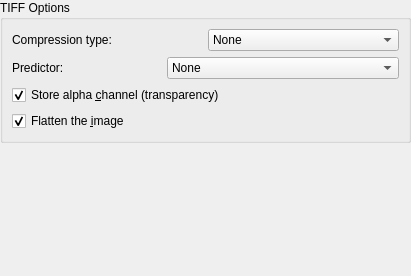
KDE/krita, file krita/plugins/formats/tiff/kis_wdg_options_tiff.ui: the form before one commit.
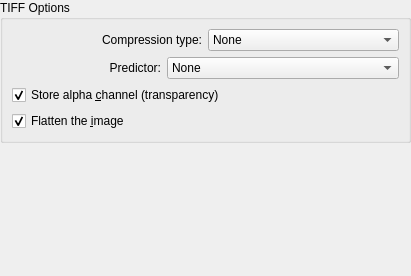
The form after the commit. Custom widgets are drawn as their Qt base class.

Commit message:
Fix the alignment of labels in dialogs
Patch by Juan Palacios

What changed in the file:
```diff
--- a/krita/plugins/formats/tiff/kis_wdg_options_tiff.ui
+++ b/krita/plugins/formats/tiff/kis_wdg_options_tiff.ui
@@ -41,7 +41,10 @@
           <property name="text" >
            <string>Compression type:</string>
           </property>
-          <property name="wordWrap" >
+          <property name="alignment">
+           <set>Qt::AlignRight|Qt::AlignTrailing|Qt::AlignVCenter</set>
+          </property>
+          <property name="wordWrap">
            <bool>false</bool>
           </property>
          </widget>
@@ -104,7 +107,10 @@
           <property name="text" >
            <string>Predictor:</string>
           </property>
-          <property name="wordWrap" >
+          <property name="alignment">
+           <set>Qt::AlignRight|Qt::AlignTrailing|Qt::AlignVCenter</set>
+          </property>
+          <property name="wordWrap">
            <bool>false</bool>
           </property>
          </widget>
@@ -623,8 +629,11 @@
     </widget>
    </item>
    <item>
-    <spacer name="spacer3" >
-     <property name="sizeType" >
+    <spacer name="spacer3">
+     <property name="orientation">
+      <enum>Qt::Vertical</enum>
+     </property>
+     <property name="sizeType">
       <enum>QSizePolicy::Expanding</enum>
      </property>
      <property name="sizeHint" stdset="0" >
```
Left out of the diff: 491 changed lines with no effect on the pictures. The commit also changes 71 other files.
